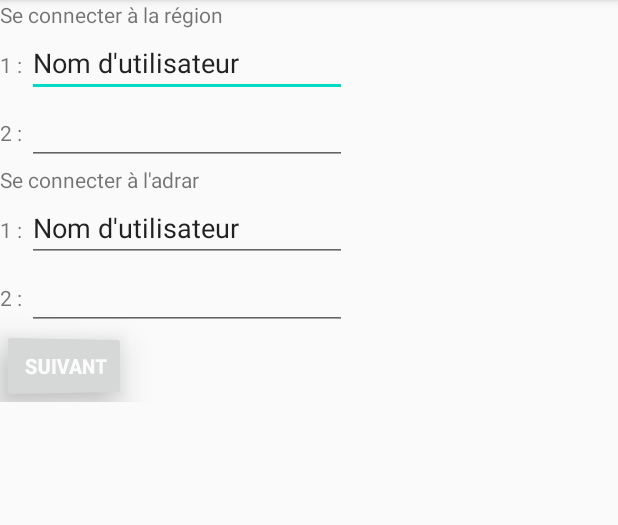
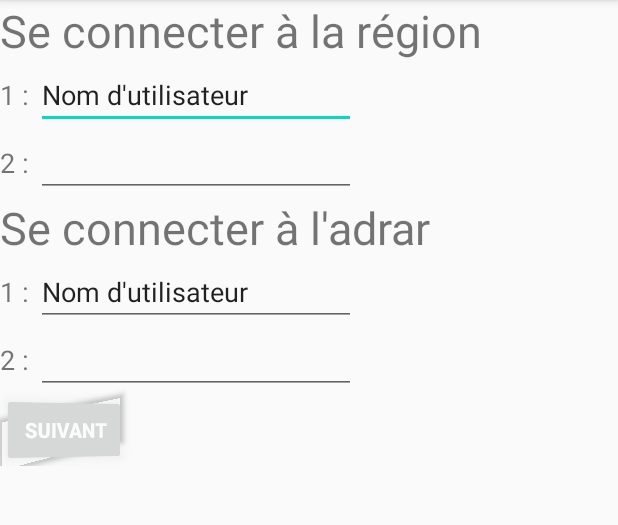
Before and after one commit to weelders/MyJx3-Project, an Android app: the LoginActivity screen opened directly, with no data from a screen before it, on a phone screen of 412 x 824 dp, the part 84-609 px from its top. Run offline under Robolectric (Android 15) with nearby library versions, the phone set to English and light mode, and no system bars.

Commit message:
suite Design Login Activity

```diff
--- a/Heure2Pointe/app/src/main/res/layout/activity_login.xml
+++ b/Heure2Pointe/app/src/main/res/layout/activity_login.xml
@@ -16,7 +16,8 @@
             android:id="@+id/tw_se_connecter_region"
             android:layout_width="match_parent"
             android:layout_height="wrap_content"
-            android:text="Se connecter à la région" />
+            android:text="Se connecter à la région"
+            android:textSize="30sp" />
 
         <LinearLayout
             android:layout_width="wrap_content"
@@ -28,7 +29,8 @@
                 android:layout_width="wrap_content"
                 android:layout_height="wrap_content"
                 android:layout_weight="1"
-                android:text="1 : " />
+                android:text="1 : "
+                android:textSize="18sp" />
 
             <EditText
                 android:id="@+id/et_name_region"
@@ -49,7 +51,8 @@
                 android:id="@+id/tw_2region"
                 android:layout_width="wrap_content"
                 android:layout_height="wrap_content"
-                android:text="2 : " />
+                android:text="2 : "
+                android:textSize="18sp" />
 
             <EditText
                 android:id="@+id/et_pwd_region"
@@ -70,7 +73,8 @@
             android:id="@+id/tw_se_connecter_adel"
             android:layout_width="wrap_content"
             android:layout_height="wrap_content"
-            android:text="Se connecter à l'adrar" />
+            android:text="Se connecter à l'adrar"
+            android:textSize="30sp" />
 
         <LinearLayout
             android:layout_width="match_parent"
@@ -81,7 +85,8 @@
                 android:id="@+id/tw_1adel"
                 android:layout_width="wrap_content"
                 android:layout_height="wrap_content"
-                android:text="1 : " />
+                android:text="1 : "
+                android:textSize="18sp" />
 
             <EditText
                 android:id="@+id/et_name_adel"
@@ -101,7 +106,8 @@
                 android:id="@+id/tw_2adel"
                 android:layout_width="wrap_content"
                 android:layout_height="wrap_content"
-                android:text="2 : " />
+                android:text="2 : "
+                android:textSize="18sp" />
 
             <EditText
                 android:id="@+id/et_pwd_adel"
```
